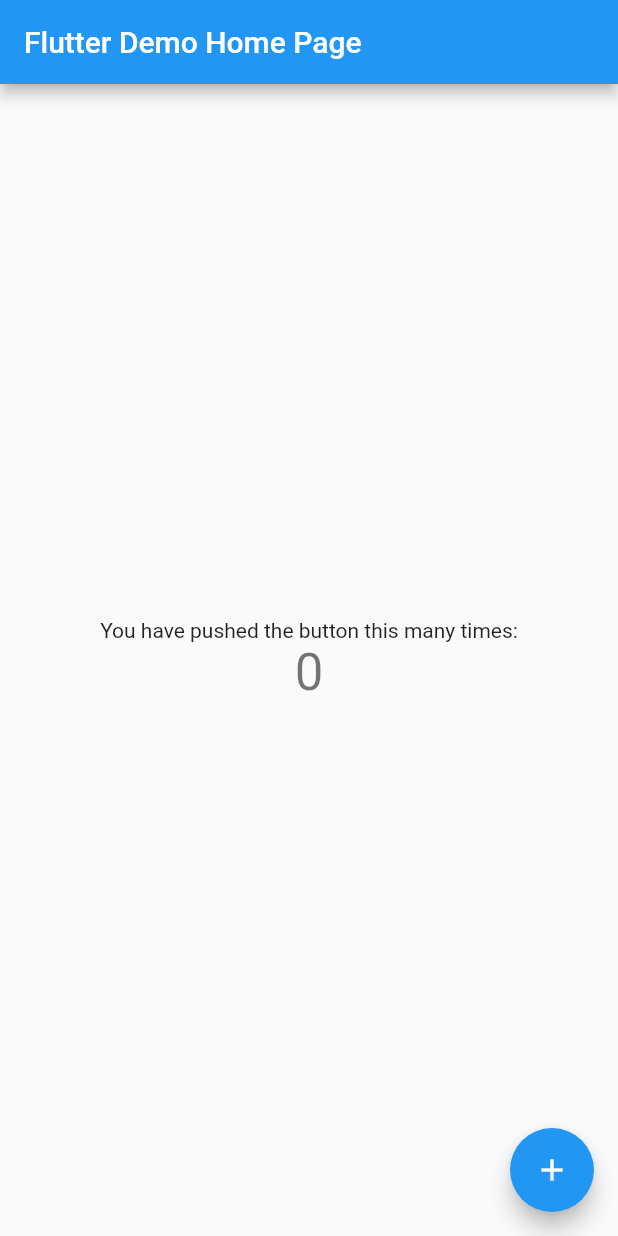
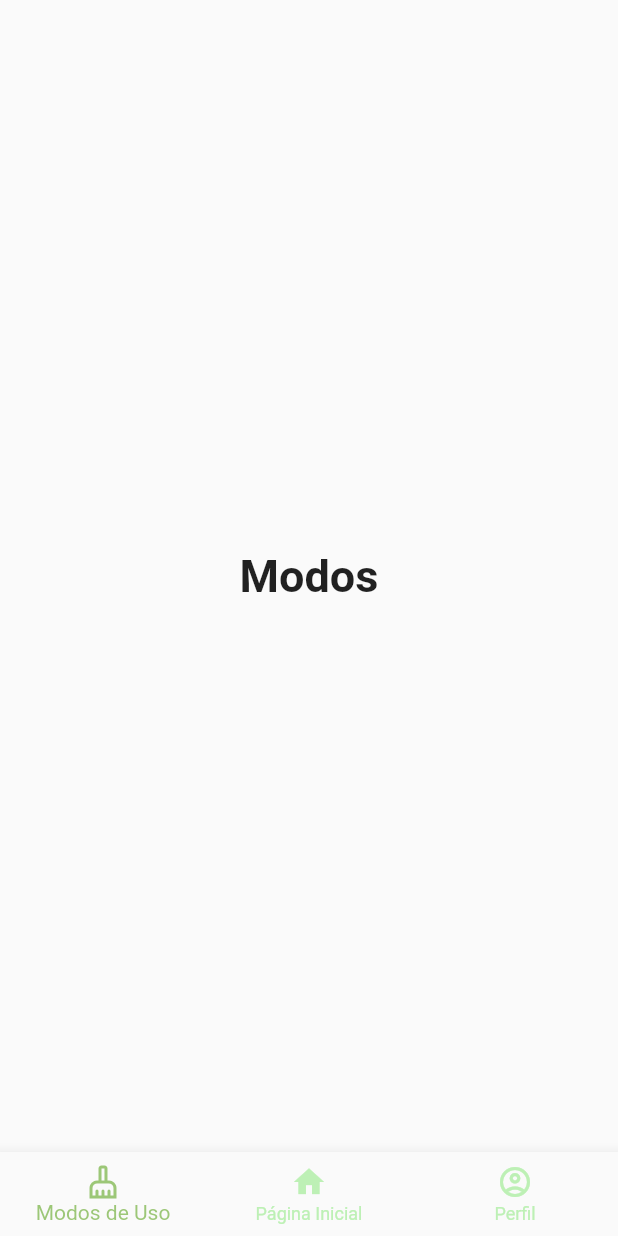
Before and after one commit to PI2-Grupo5/quirby-mobile, a Flutter app: the screen it shows after launch, on a phone screen of 412 x 824 dp. Run offline on Flutter 3.47's test engine with Material 2 defaults, Android fonts, the light colour scheme and no system bars.

Commit message:
Criação da BottonBar

```diff
--- a/lib/main.dart
+++ b/lib/main.dart
@@ -1,115 +1,80 @@
 import 'package:flutter/material.dart';
 
-void main() {
-  runApp(const MyApp());
-}
+void main() => runApp(const MyApp());
 
 class MyApp extends StatelessWidget {
   const MyApp({super.key});
 
-  // This widget is the root of your application.
+  static const String _title = 'Quirby';
+
   @override
   Widget build(BuildContext context) {
-    return MaterialApp(
-      title: 'Flutter Demo',
-      theme: ThemeData(
-        // This is the theme of your application.
-        //
-        // Try running your application with "flutter run". You'll see the
-        // application has a blue toolbar. Then, without quitting the app, try
-        // changing the primarySwatch below to Colors.green and then invoke
-        // "hot reload" (press "r" in the console where you ran "flutter run",
-        // or simply save your changes to "hot reload" in a Flutter IDE).
-        // Notice that the counter didn't reset back to zero; the application
-        // is not restarted.
-        primarySwatch: Colors.blue,
-      ),
-      home: const MyHomePage(title: 'Flutter Demo Home Page'),
+    return const MaterialApp(
+      title: _title,
+      home: MyStatefulWidget(),
     );
   }
 }
 
-class MyHomePage extends StatefulWidget {
-  const MyHomePage({super.key, required this.title});
-
-  // This widget is the home page of your application. It is stateful, meaning
-  // that it has a State object (defined below) that contains fields that affect
-  // how it looks.
-
-  // This class is the configuration for the state. It holds the values (in this
-  // case the title) provided by the parent (in this case the App widget) and
-  // used by the build method of the State. Fields in a Widget subclass are
-  // always marked "final".
-
-  final String title;
+class MyStatefulWidget extends StatefulWidget {
+  const MyStatefulWidget({super.key});
 
   @override
-  State<MyHomePage> createState() => _MyHomePageState();
+  State<MyStatefulWidget> createState() => _MyStatefulWidgetState();
 }
 
-class _MyHomePageState extends State<MyHomePage> {
-  int _counter = 0;
+class _MyStatefulWidgetState extends State<MyStatefulWidget> {
+  int _selectedIndex = 0;
+  static const TextStyle optionStyle =
+      TextStyle(fontSize: 30, fontWeight: FontWeight.bold);
+  static const List<Widget> _widgetOptions = <Widget>[
+    Text(
+      'Modos',
+      style: optionStyle,
+    ),
+    Text(
+      'Home',
+      style: optionStyle,
+    ),
+    Text(
+      'Perfil',
+      style: optionStyle,
+    ),
+  ];
 
-  void _incrementCounter() {
+  void _onItemTapped(int index) {
     setState(() {
-      // This call to setState tells the Flutter framework that something has
-      // changed in this State, which causes it to rerun the build method below
-      // so that the display can reflect the updated values. If we changed
-      // _counter without calling setState(), then the build method would not be
-      // called again, and so nothing would appear to happen.
-      _counter++;
+      _selectedIndex = index;
     });
   }
 
   @override
   Widget build(BuildContext context) {
-    // This method is rerun every time setState is called, for instance as done
-    // by the _incrementCounter method above.
-    //
-    // The Flutter framework has been optimized to make rerunning build methods
-    // fast, so that you can just rebuild anything that needs updating rather
-    // than having to individually change instances of widgets.
     return Scaffold(
-      appBar: AppBar(
-        // Here we take the value from the MyHomePage object that was created by
-        // the App.build method, and use it to set our appbar title.
-        title: Text(widget.title),
+      body: Center(
+        child: _widgetOptions.elementAt(_selectedIndex),
       ),
-      body: Center(
-        // Center is a layout widget. It takes a single child and positions it
-        // in the middle of the parent.
-        child: Column(
-          // Column is also a layout widget. It takes a list of children and
-          // arranges them vertically. By default, it sizes itself to fit its
-          // children horizontally, and tries to be as tall as its parent.
-          //
-          // Invoke "debug painting" (press "p" in the console, choose the
-          // "Toggle Debug Paint" action from the Flutter Inspector in Android
-          // Studio, or the "Toggle Debug Paint" command in Visual Studio Code)
-          // to see the wireframe for each widget.
-          //
-          // Column has various properties to control how it sizes itself and
-          // how it positions its children. Here we use mainAxisAlignment to
-          // center the children vertically; the main axis here is the vertical
-          // axis because Columns are vertical (the cross axis would be
-          // horizontal).
-          mainAxisAlignment: MainAxisAlignment.center,
-          children: <Widget>[
-            const Text(
-              'You have pushed the button this many times:',
-            ),
-            Text(
-              '$_counter',
-              style: Theme.of(context).textTheme.headline4,
-            ),
-          ],
-        ),
+      bottomNavigationBar: BottomNavigationBar(
+        type: BottomNavigationBarType.fixed,
+        selectedItemColor: Color.fromARGB(134, 71, 152, 1),
+        unselectedItemColor: Color.fromARGB(204, 174, 238, 164),
+        items: const <BottomNavigationBarItem>[
+          BottomNavigationBarItem(
+            icon: Icon(Icons.cleaning_services_outlined),
+            label: 'Modos de Uso',
+          ),
+          BottomNavigationBarItem(
+            icon: Icon(Icons.home),
+            label: 'Página Inicial',
+          ),
+          BottomNavigationBarItem(
+            icon: Icon(Icons.account_circle_outlined),
+            label: 'Perfil',
+          ),
+        ],
+        currentIndex: _selectedIndex,
+        onTap: _onItemTapped,
       ),
-      floatingActionButton: FloatingActionButton(
-        onPressed: _incrementCounter,
-        tooltip: 'Increment',
-        child: const Icon(Icons.add),
-      ), // This trailing comma makes auto-formatting nicer for build methods.
     );
   }
 }
```
Also changed, not shown: assets/icons/quibyIcon.svg (added).
